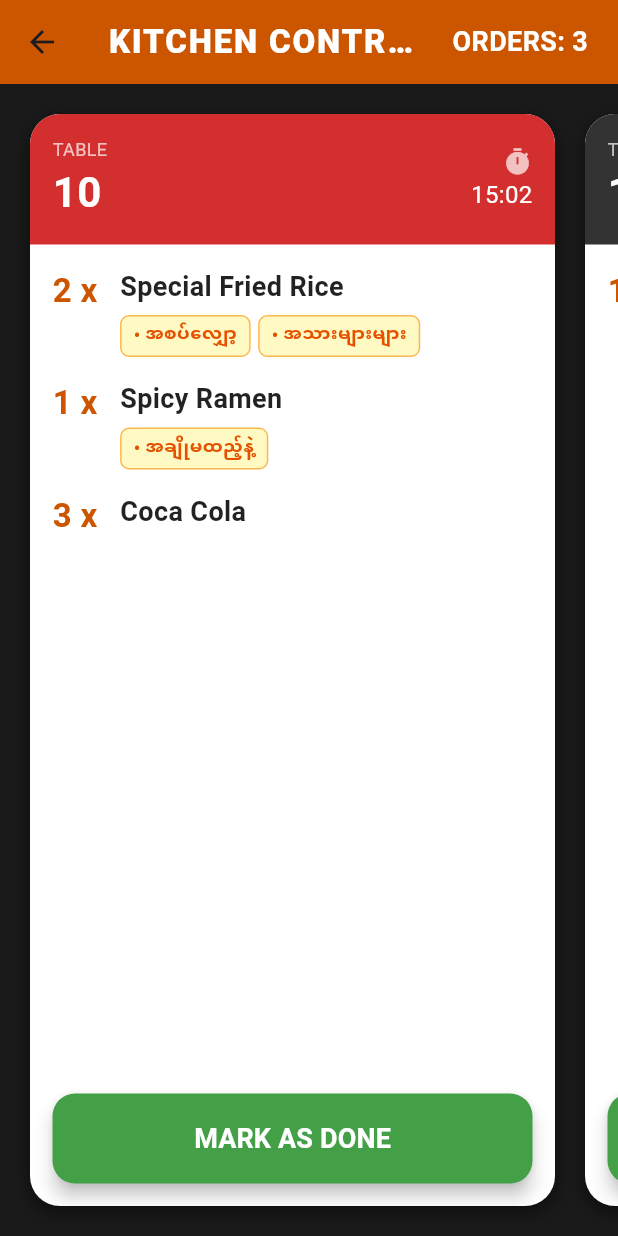
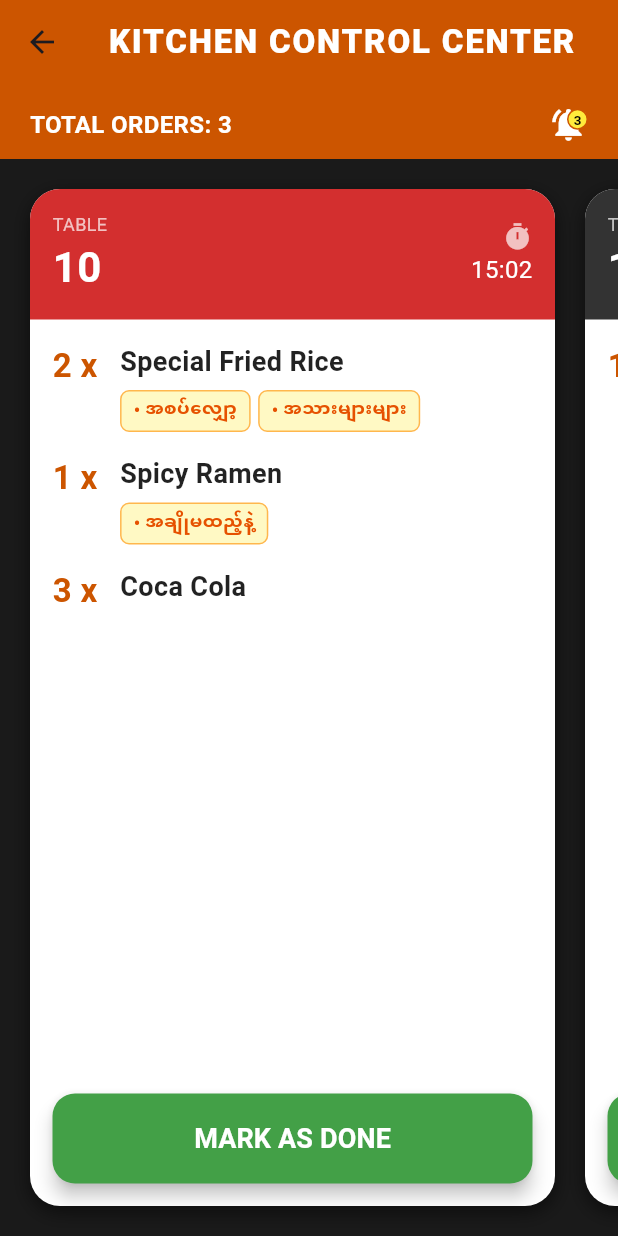
Before and after one commit to UrFavv2/EasyServe_V2, a Flutter app: the KitchenKdsScreen screen opened directly, on a phone screen of 412 x 824 dp. Run offline on Flutter 3.47's test engine with Material 3 defaults, Android fonts, the phone set to English and light mode, and no system bars.

Commit message:
add kitchen_main, kitchen_stock, update kitchen_screen

```diff
--- a/lib/main.dart
+++ b/lib/main.dart
@@ -1,7 +1,7 @@
 import 'package:flutter/material.dart';
 // အောက်က import မှာ 'pos' နေရာမှာ မင်းရဲ့ project နာမည်ကို အစားထိုးပါ
 import './screens/splash_screen.dart';
-import './screens/kitchen/kitchen_screen.dart';
+import './screens/kitchen/kitchen_main_screen.dart';
 
 
 void main() {
--- a/lib/screens/kitchen/kitchen_screen.dart
+++ b/lib/screens/kitchen/kitchen_screen.dart
@@ -46,17 +46,52 @@ class _KitchenKdsScreenState extends State<KitchenKdsScreen> {
             style: TextStyle(color: Colors.white, fontWeight: FontWeight.w900, letterSpacing: 1.2)),
         backgroundColor: const Color(0xFFCC5500),
         centerTitle: true,
-        actions: [
-          Center(
-            child: Padding(
-              padding: const EdgeInsets.only(right: 20),
-              child: Text("ORDERS: ${allOrders.length}",
-                  style: const TextStyle(color: Colors.white, fontWeight: FontWeight.bold, fontSize: 18)),
+        elevation: 0,
+        // 🌟 Total Orders နှင့် Noti Icon ကို Title အောက်တွင် ထားခြင်း
+        bottom: PreferredSize(
+          preferredSize: const Size.fromHeight(50),
+          child: Container(
+            padding: const EdgeInsets.symmetric(horizontal: 20, vertical: 10),
+            color: const Color(0xFFCC5500),
+            child: Row(
+              mainAxisAlignment: MainAxisAlignment.spaceBetween,
+              children: [
+                // ဘယ်ဘက်ခြမ်း - Total Orders
+                Text(
+                  "TOTAL ORDERS: ${allOrders.length}",
+                  style: const TextStyle(color: Colors.white, fontWeight: FontWeight.bold, fontSize: 16),
+                ),
+                // ညာဘက်ခြမ်း - Notification Icon with Badge
+                Stack(
+                  alignment: Alignment.center,
+                  children: [
+                    const Icon(Icons.notifications_active, color: Colors.white, size: 26),
+                    if (allOrders.isNotEmpty)
+                      Positioned(
+                        right: 0,
+                        top: 0,
+                        child: Container(
+                          padding: const EdgeInsets.all(2),
+                          decoration: BoxDecoration(
+                            color: Colors.yellow,
+                            shape: BoxShape.circle,
+                            border: Border.all(color: const Color(0xFFCC5500), width: 1),
+                          ),
+                          constraints: const BoxConstraints(minWidth: 14, minHeight: 14),
+                          child: Text(
+                            '${allOrders.length}',
+                            style: const TextStyle(color: Colors.black, fontSize: 9, fontWeight: FontWeight.bold),
+                            textAlign: TextAlign.center,
+                          ),
+                        ),
+                      ),
+                  ],
+                ),
+              ],
             ),
-          )
-        ],
+          ),
+        ),
       ),
-      // 🌟 ဘေးတိုက် Scroll ဆွဲနိုင်ရန် scrollDirection ပြောင်းလဲခြင်း
       body: allOrders.isEmpty
           ? const Center(child: Text("No Orders Left!", style: TextStyle(color: Colors.white70, fontSize: 20)))
           : ListView.builder(
@@ -76,7 +111,7 @@ class _KitchenKdsScreenState extends State<KitchenKdsScreen> {
     List<dynamic> items = order['items'];
 
     return Container(
-      width: 350, // Card တစ်ခုချင်းစီ၏ အကျယ်
+      width: 350,
       margin: const EdgeInsets.symmetric(horizontal: 10),
       decoration: BoxDecoration(
         color: Colors.white,
@@ -86,7 +121,6 @@ class _KitchenKdsScreenState extends State<KitchenKdsScreen> {
       child: Column(
         crossAxisAlignment: CrossAxisAlignment.stretch,
         children: [
-          //  Header Section (Table No & Time)
           Container(
             padding: const EdgeInsets.all(15),
             decoration: BoxDecoration(
@@ -113,8 +147,6 @@ class _KitchenKdsScreenState extends State<KitchenKdsScreen> {
               ],
             ),
           ),
-
-          // 🌟 Item List Section (Card ထဲမှာတင် အပေါ်အောက် Scroll ဆွဲနိုင်ရန်)
           Expanded(
             child: ListView.builder(
               padding: const EdgeInsets.all(15),
@@ -129,8 +161,6 @@ class _KitchenKdsScreenState extends State<KitchenKdsScreen> {
               },
             ),
           ),
-
-          // Footer Section (DONE Button)
           Padding(
             padding: const EdgeInsets.all(15),
             child: ElevatedButton(
```
Also changed, not shown: lib/screens/kitchen/kitchen_main_screen.dart (added, +59 -0 lines), lib/screens/kitchen/kitchen_stock_screen.dart (added, +135 -0 lines).
